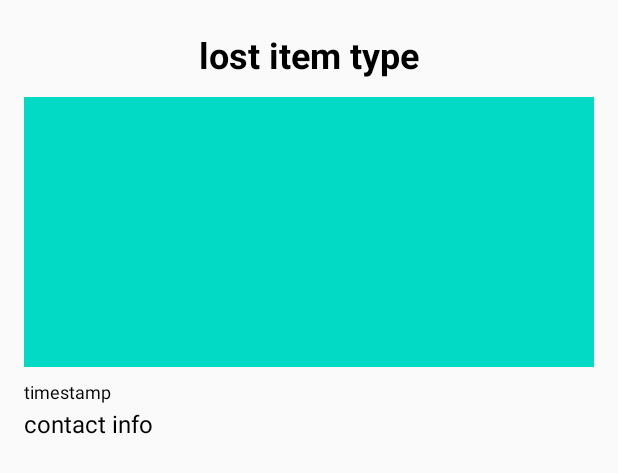
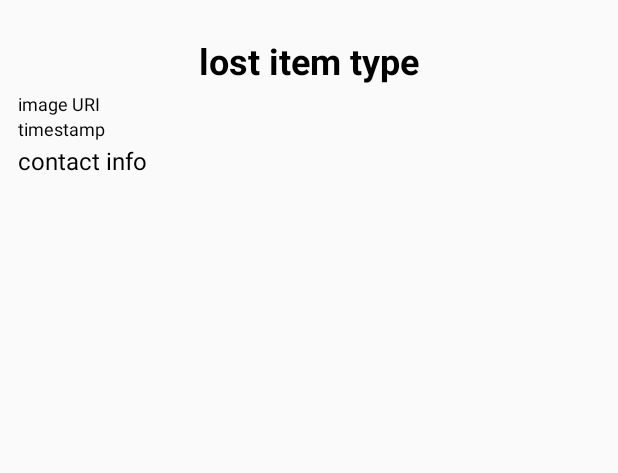
Before and after one commit to luhouyang/LostAndFound, an Android app: the layout recycler_lost_item.xml on its own in the app's theme, with its tools: preview values and no code run, on a phone screen of 412 x 824 dp. Shown: the top 473 px of the screen. Run offline under Robolectric (Android 15) with nearby library versions, the phone set to English and light mode, and no system bars.

Commit message:
Version 1.0

```diff
--- a/app/src/main/java/com/example/lostfound/Utility.java
+++ b/app/src/main/java/com/example/lostfound/Utility.java
@@ -26,4 +26,8 @@ public class Utility {
 
         return new SimpleDateFormat("MM/dd/yyyy").format(timestamp.toDate());
     }
+
+    static void debug(Context context){
+        showToast(context, "Successful");
+    }
 }
--- a/app/src/main/res/layout/recycler_lost_item.xml
+++ b/app/src/main/res/layout/recycler_lost_item.xml
@@ -1,14 +1,16 @@
 <?xml version="1.0" encoding="utf-8"?>
 <LinearLayout xmlns:android="http://schemas.android.com/apk/res/android"
+    xmlns:tools="http://schemas.android.com/tools"
     android:orientation="vertical"
     android:layout_width="match_parent"
     android:layout_height="wrap_content"
-    android:padding="16dp">
+    android:padding="12dp"
+    android:layout_marginVertical="8dp">
 
     <TextView
         android:layout_width="match_parent"
         android:layout_height="wrap_content"
-        android:id="@+id/item_type_text_view"
+        android:id="@+id/recycler_unclaimed_item_type_text_view"
         android:text="lost item type"
         android:textSize="24dp"
         android:textColor="@color/black"
@@ -16,17 +18,19 @@
         android:layout_marginVertical="4dp"
         android:gravity="center"/>
 
-    <ImageView
+    <TextView
         android:layout_width="match_parent"
-        android:layout_height="180dp"
-        android:id="@+id/item_image"
-        android:background="@color/teal_200"
-        android:layout_marginVertical="8dp"/>
+        android:layout_height="wrap_content"
+        android:id="@+id/recycler_image_uri_string"
+        android:text="image URI"
+        android:textSize="12dp"
+        android:textColor="@color/black"
+        />
 
     <TextView
         android:layout_width="wrap_content"
         android:layout_height="wrap_content"
-        android:id="@+id/item_timestamp_text_view"
+        android:id="@+id/recycler_unclaimed_item_timestamp_text_view"
         android:text="timestamp"
         android:textSize="12dp"
         android:textColor="@color/black" />
@@ -34,10 +38,11 @@
     <TextView
         android:layout_width="match_parent"
         android:layout_height="wrap_content"
-        android:id="@+id/contact_info_text_view"
+        android:id="@+id/recycler_unclaimed_contact_info_text_view"
         android:text="contact info"
         android:textSize="16dp"
         android:textColor="@color/black"
+        android:ellipsize="end"
         android:layout_marginVertical="2dp"/>
 
 </LinearLayout>
```
Also changed, not shown: app/src/main/java/com/example/lostfound/LostItem.java (+9 -0 lines), app/src/main/java/com/example/lostfound/LostItemAdaptor.java (+17 -16 lines), app/src/main/java/com/example/lostfound/MainActivity.java (+9 -0 lines), app/src/main/java/com/example/lostfound/ReportLostItemActivity.java (+7 -1 lines), app/src/main/java/com/example/lostfound/UnclaimedItemActivity.java (+19 -1 lines), app/src/main/res/layout/activity_unclaimed_item.xml (+5 -6 lines).
